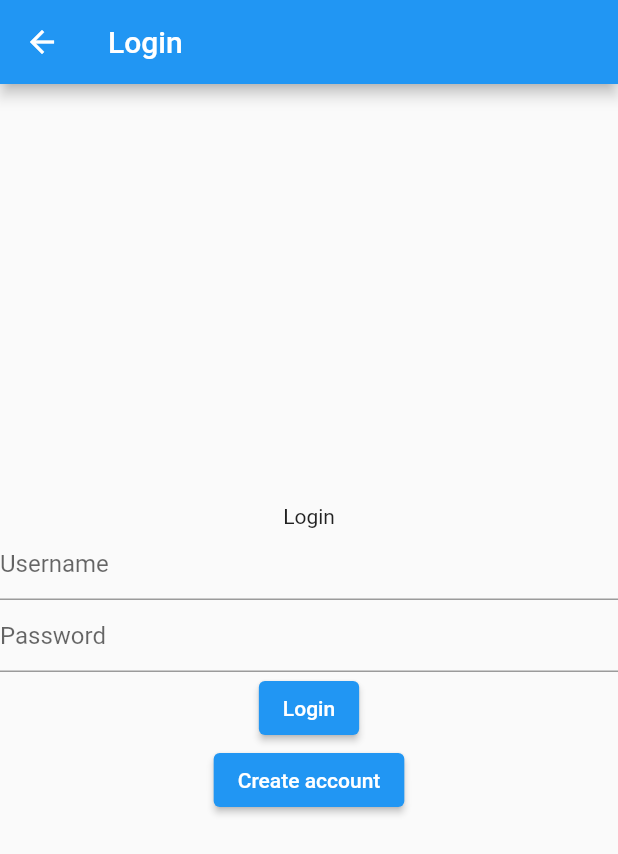
After one commit to jmluna1609/proyecto_wetaca, a Flutter app: the LoginPage screen opened directly, after a tap on "Create account", on a phone screen of 412 x 824 dp. The commit adds this screen. Shown: the top 854 px of the screen. Run offline on Flutter 3.47's test engine with Material 2 defaults, Android fonts, the phone set to English and light mode, and no system bars; our stand-ins replace equatable, flutter_bloc, flutter_secure_storage; missing offline and left inert: flutter_secure_storage_web; accounts and stored records are empty; network calls fail.

Commit message:
login parte dos

```diff
--- /dev/null
+++ b/wetaca/lib/cubit/login_state.dart
@@ -0,0 +1,49 @@
+import 'package:equatable/equatable.dart';
+
+import 'page_status.dart';
+
+class LoginState extends Equatable {
+  final PageStatus status;
+  final bool loginSuccess;
+  final String? errorMessage;
+  final Exception? exception;
+  final String? token;
+  final String? refreshToken;
+
+  const LoginState({
+    this.status = PageStatus.initial,
+    this.loginSuccess = false,
+    this.errorMessage,
+    this.exception,
+    this.token,
+    this.refreshToken,
+  });
+
+  LoginState copyWith({
+    PageStatus? status,
+    bool? loginSuccess,
+    String? errorMessage,
+    Exception? exception,
+    String? token,
+    String? refreshToken,
+  }) {
+    return LoginState(
+      status: status ?? this.status,
+      loginSuccess: loginSuccess ?? this.loginSuccess,
+      errorMessage: errorMessage ?? this.errorMessage,
+      exception: exception ?? this.exception,
+      token: token ?? this.token,
+      refreshToken: refreshToken ?? this.refreshToken,
+    );
+  }
+
+  @override
+  List<Object?> get props => [
+        status,
+        loginSuccess,
+        errorMessage,
+        exception,
+        token,
+        refreshToken,
+      ];
+}
--- /dev/null
+++ b/wetaca/lib/cubit/page_status.dart
@@ -0,0 +1 @@
+enum PageStatus { initial, loading, success, failure }
--- a/wetaca/lib/cubit_clientes/login_ClienteBloc.dart
+++ /dev/null
@@ -1 +0,0 @@
-//
--- /dev/null
+++ b/wetaca/lib/service/login_service.dart
@@ -0,0 +1,69 @@
+import 'dart:convert';
+
+import 'package:wetaca/dto/login_response_dto.dart';
+import 'package:wetaca/dto/response_dto.dart';
+import 'package:http/http.dart' as http;
+
+// Las clases Service únicamente realizan solicitudes REST al Backend.
+class LoginService {
+  // Cómo es posible que la URL cambie de acuerdo a la red WIFI, entonces es
+  // recomendable tenerlo en una variable
+  static const String backendUrlBase = "http://192.168.0.7:7777";
+
+  // Enviamos al backend username y password para su validación.
+  static Future<LoginResponseDto> login(
+      String username, String password) async {
+    LoginResponseDto result;
+
+    // Construimos la URI para formatear espacios, tildes, etc.
+    // username => "JUAN PEREZ" ~URL ENCODING~> "JUAN%20PEREZ"
+    // var uri = Uri.parse('http://192.168.0.7:7777/api/v1/auth/' + username);
+    var uri = Uri.parse("$backendUrlBase/api/v1/auth/");
+    // Construimos el cuerpo de la solicitud REST de acuerdo a la especificaicón
+    // Que Banckend nos entrego.
+    var body = jsonEncode({
+      'username': username,
+      'password': password,
+    });
+    // Como es Java es obligatorio mandar Content-Type y Accept
+    Map<String, String> headers = {
+      'Content-Type': 'application/json',
+      'Accept': 'application/json'
+    };
+    // Realizamos la invocación al Backend con los datos proporcionados.
+    var response = await http.post(uri, headers: headers, body: body);
+    // Se ha decidido que cualqueira que fuera la respuesta de Backend, siempre
+    // se retorna 200, cualquier otra cosa es un error deconocido
+    if (response.statusCode == 200) {
+      // 200 significa que el backend proceso la solicitud.
+      // Decodifficamos el JSON a un objecto Response
+      var responseDto = ResponseDto.fromJson(jsonDecode(response.body));
+      // Preguto si el backend dió exitosa la solicitud
+      if (responseDto.success) {
+        // Decodifcamos el data del objecto Response del backend y lo covertimos
+        // a una clase Dart para retornarselo al CUBIT
+        result = LoginResponseDto.fromJson(responseDto.data);
+      } else {
+        // Si el backend envíe error (success = true), entonces seguramente
+        // envió un message para mostrarle a nuestra usuario final
+        throw Exception(responseDto.message);
+      }
+    } else {
+      throw Exception('Failed to login.');
+    }
+    return result;
+  }
+}
+
+    // if (username == "jperez" && password == "123456") {
+    //   return LoginResponseDto(
+    //       success: true,
+    //       token: "ey123hg123h123.12h323.adasd",
+    //       refreshToken: "ey123hg123h123.12h323.adasd",
+    //       firstName: "Juan",
+    //       lastName: "Perez");
+    // } else if (username == "mgomez") {
+    //   throw Exception("Error de comunicación con internet");
+    // } else {
+    //   return LoginResponseDto(success: false);
+    // }
--- /dev/null
+++ b/wetaca/lib/ui/login_page.dart
@@ -0,0 +1,114 @@
+import 'package:wetaca/cubit/login_cubit.dart';
+import 'package:wetaca/cubit/login_state.dart';
+import 'package:wetaca/cubit/page_status.dart';
+import 'package:flutter/material.dart';
+import 'package:flutter_bloc/flutter_bloc.dart';
+
+class LoginPage extends StatefulWidget {
+  const LoginPage({Key? key}) : super(key: key);
+
+  @override
+  State<LoginPage> createState() => _LoginPageState();
+}
+
+class _LoginPageState extends State<LoginPage> {
+  final _usernameController = TextEditingController();
+  final _passwordController = TextEditingController();
+
+  @override
+  Widget build(BuildContext ctx1) {
+    return BlocProvider(
+      create: (context) => LoginCubit(),
+      child: Scaffold(
+          appBar: AppBar(
+            title: const Text("Login"),
+          ),
+          body: BlocConsumer<LoginCubit, LoginState>(
+            // Escucho los eventos que llengan del Cubit
+            listener: (ctx3, state) {
+              // Si el cubit dice cargando, se muestra un Dialog
+              if (state.status == PageStatus.loading) {
+                _showDialog(context, "Autenticación",
+                    "Verificando sus credenciales", false);
+              } else if (state.status == PageStatus.success &&
+                  state.loginSuccess) {
+                // Si el cubit dice que la autenticación fue correcta,
+                // se va a la pagian princial
+                Navigator.pop(ctx3); // quito el dialog
+                Navigator.pushNamed(ctx3, '/home');
+              } else {
+                // Si el cubit dice que hubo error se lo muestra.
+                Navigator.pop(ctx3); // quito el dialog
+                _showDialog(context, "Error", state.errorMessage!, true);
+              }
+            },
+            // Construimos la pantalla
+            builder: (context, state) => Center(child: formLogin(context)),
+          )),
+    );
+  }
+
+  // Se construye la pantalla de Login.
+  Widget formLogin(BuildContext context) {
+    return Column(
+      mainAxisAlignment: MainAxisAlignment.center,
+      children: [
+        const Text("Login"),
+        TextField(
+          controller: _usernameController,
+          decoration: const InputDecoration(
+            hintText: "Username",
+          ),
+        ),
+        TextField(
+          controller: _passwordController,
+          decoration: const InputDecoration(
+            hintText: "Password",
+          ),
+        ),
+        ElevatedButton(
+            // Los eventos desde UI, se lo envial al CUTBIT
+            onPressed: () {
+              BlocProvider.of<LoginCubit>(context)
+                  .login(_usernameController.text, _passwordController.text);
+            },
+            child: const Text("Login")),
+        ElevatedButton(
+            onPressed: () {
+              Navigator.pushNamed(context, '/register');
+            },
+            child: const Text("Create account"))
+      ],
+    );
+  }
+
+  Future<void> _showDialog(BuildContext context, String title, String message,
+      bool closeable) async {
+    return showDialog<void>(
+      context: context,
+      barrierDismissible: false, // user must tap button!
+      builder: (BuildContext context) {
+        return AlertDialog(
+          title: Text(title),
+          content: SingleChildScrollView(
+            child: ListBody(
+              children: <Widget>[
+                Text(message),
+              ],
+            ),
+          ),
+          actions: <Widget>[
+            closeable
+                ? TextButton(
+                    child: const Text('Cerrar'),
+                    onPressed: () {
+                      Navigator.of(context).pop();
+                    },
+                  )
+                : Container(),
+          ],
+        );
+      },
+    );
+  }
+}
--- a/wetaca/pubspec.yaml
+++ b/wetaca/pubspec.yaml
@@ -29,9 +29,11 @@ environment:
 dependencies:
   bloc: ^8.1.0
   cupertino_icons: ^1.0.2
+  equatable: ^2.0.5
   flutter:
     sdk: flutter
   flutter_bloc: ^8.1.1
+  flutter_secure_storage: ^6.1.0
 
 dev_dependencies:
   flutter_lints: ^2.0.0
```
Also changed, not shown: wetaca/lib/cubit/app_cubit.dart (added, +43 -0 lines), wetaca/lib/cubit/home_page_cubit.dart (added, +36 -0 lines), wetaca/lib/cubit/home_page_state.dart (added, +32 -0 lines), wetaca/lib/cubit/login_cubit.dart (added, +37 -0 lines), wetaca/lib/dto/login_response_dto.dart (+10 -22 lines), wetaca/lib/dto/response_dto.dart (added, +15 -0 lines), wetaca/lib/dto/user_info_dto.dart (added, +18 -0 lines), wetaca/lib/service/user_service.dart (added, +36 -0 lines), wetaca/lib/ui/generated_plugin_registrant.dart (added, +17 -0 lines), wetaca/lib/ui/home_page.dart (added, +65 -0 lines), wetaca/lib/ui/order_page.dart (added, +28 -0 lines), wetaca/lib/ui/register_page.dart (added, +54 -0 lines), wetaca/lib/user_interface/login_cliente.dart (deleted, +0 -82 lines), wetaca/pubspec.lock.
